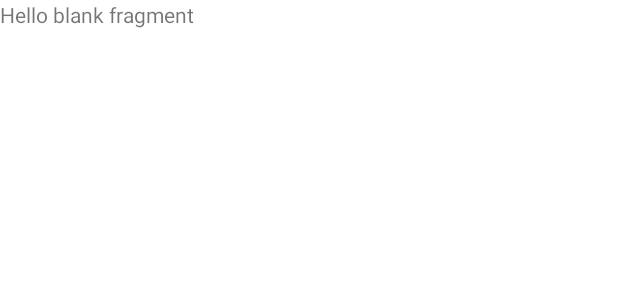
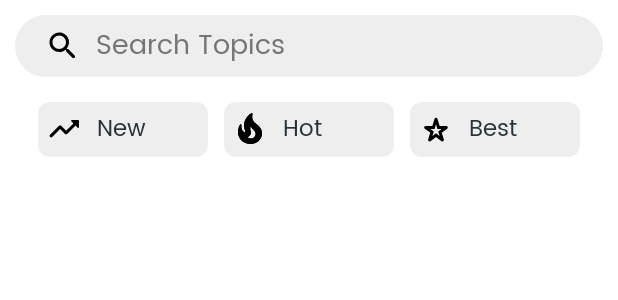
Before and after one commit to PuruPanda1/CovidSmasherAndroidApp, an Android app: the layout fragment_blog.xml on its own in the app's theme, with its tools: preview values and no code run, on a phone screen of 412 x 824 dp. Shown: the top 300 px of the screen. Run offline under Robolectric (Android 15) with nearby library versions, the phone set to English and light mode, and no system bars; network calls fail; Roboto replaces fonts that are not available here.

Commit message:
Title: Started Blog Page Designing
Description: Designed xml layouts for the blog fragment by adding search bar and category options in the page

```diff
--- a/app/src/main/java/com/purupanda/login/news.java
+++ b/app/src/main/java/com/purupanda/login/news.java
@@ -42,6 +42,7 @@ public class news extends AppCompatActivity {
         setContentView(binding.getRoot());
         auth = FirebaseAuth.getInstance();
 
+        getSupportActionBar().hide();
 
         BottomNavigationView navView = findViewById(R.id.nav_view);
         // Passing each menu ID as a set of Ids because each
--- a/app/src/main/java/com/purupanda/login/ui/blog/blogFragment.java
+++ b/app/src/main/java/com/purupanda/login/ui/blog/blogFragment.java
@@ -61,6 +61,7 @@ public class blogFragment extends Fragment {
     public View onCreateView(LayoutInflater inflater, ViewGroup container,
                              Bundle savedInstanceState) {
         // Inflate the layout for this fragment
+
         return inflater.inflate(R.layout.fragment_blog, container, false);
     }
 }
--- a/app/src/main/java/com/purupanda/login/ui/home/HomeFragment.java
+++ b/app/src/main/java/com/purupanda/login/ui/home/HomeFragment.java
@@ -53,7 +53,7 @@ public class HomeFragment extends Fragment {
         newsRV.setLayoutManager(new LinearLayoutManager(getContext()));
         newsRV.setAdapter(newsRVAdapter);
         getNews();
-        newsRVAdapter.notifyDataSetChanged();
+//        newsRVAdapter.notifyDataSetChanged();
         return root;
     }
 
--- /dev/null
+++ b/app/src/main/res/drawable/ic_fire.xml
@@ -0,0 +1,12 @@
+<vector xmlns:android="http://schemas.android.com/apk/res/android"
+    android:width="24dp"
+    android:height="24dp"
+    android:viewportWidth="24"
+    android:viewportHeight="24">
+  <path
+      android:pathData="M19.48,12.35c-1.57,-4.08 -7.16,-4.3 -5.81,-10.23c0.1,-0.44 -0.37,-0.78 -0.75,-0.55C9.29,3.71 6.68,8 8.87,13.62c0.18,0.46 -0.36,0.89 -0.75,0.59c-1.81,-1.37 -2,-3.34 -1.84,-4.75c0.06,-0.52 -0.62,-0.77 -0.91,-0.34C4.69,10.16 4,11.84 4,14.37c0.38,5.6 5.11,7.32 6.81,7.54c2.43,0.31 5.06,-0.14 6.95,-1.87C19.84,18.11 20.6,15.03 19.48,12.35zM10.2,17.38c1.44,-0.35 2.18,-1.39 2.38,-2.31c0.33,-1.43 -0.96,-2.83 -0.09,-5.09c0.33,1.87 3.27,3.04 3.27,5.08C15.84,17.59 13.1,19.76 10.2,17.38z"
+      android:fillColor="#000000"/>
+  <path
+      android:pathData="M19.48,12.35c-1.57,-4.08 -7.16,-4.3 -5.81,-10.23c0.1,-0.44 -0.37,-0.78 -0.75,-0.55C9.29,3.71 6.68,8 8.87,13.62c0.18,0.46 -0.36,0.89 -0.75,0.59c-1.81,-1.37 -2,-3.34 -1.84,-4.75c0.06,-0.52 -0.62,-0.77 -0.91,-0.34C4.69,10.16 4,11.84 4,14.37c0.38,5.6 5.11,7.32 6.81,7.54c2.43,0.31 5.06,-0.14 6.95,-1.87C19.84,18.11 20.6,15.03 19.48,12.35zM10.2,17.38c1.44,-0.35 2.18,-1.39 2.38,-2.31c0.33,-1.43 -0.96,-2.83 -0.09,-5.09c0.33,1.87 3.27,3.04 3.27,5.08C15.84,17.59 13.1,19.76 10.2,17.38z"
+      android:fillColor="#000000"/>
+</vector>
--- /dev/null
+++ b/app/src/main/res/drawable/ic_new.xml
@@ -0,0 +1,9 @@
+<vector xmlns:android="http://schemas.android.com/apk/res/android"
+    android:width="24dp"
+    android:height="24dp"
+    android:viewportWidth="24"
+    android:viewportHeight="24">
+  <path
+      android:pathData="M16.85,6.85l1.44,1.44 -4.88,4.88 -3.29,-3.29c-0.39,-0.39 -1.02,-0.39 -1.41,0l-6,6.01c-0.39,0.39 -0.39,1.02 0,1.41 0.39,0.39 1.02,0.39 1.41,0L9.41,12l3.29,3.29c0.39,0.39 1.02,0.39 1.41,0l5.59,-5.58 1.44,1.44c0.31,0.31 0.85,0.09 0.85,-0.35V6.5c0.01,-0.28 -0.21,-0.5 -0.49,-0.5h-4.29c-0.45,0 -0.67,0.54 -0.36,0.85z"
+      android:fillColor="#000000"/>
+</vector>
--- /dev/null
+++ b/app/src/main/res/drawable/ic_search.xml
@@ -0,0 +1,9 @@
+<vector xmlns:android="http://schemas.android.com/apk/res/android"
+    android:width="24dp"
+    android:height="24dp"
+    android:viewportWidth="24"
+    android:viewportHeight="24">
+  <path
+      android:pathData="M15.5,14h-0.79l-0.28,-0.27c1.2,-1.4 1.82,-3.31 1.48,-5.34 -0.47,-2.78 -2.79,-5 -5.59,-5.34 -4.23,-0.52 -7.79,3.04 -7.27,7.27 0.34,2.8 2.56,5.12 5.34,5.59 2.03,0.34 3.94,-0.28 5.34,-1.48l0.27,0.28v0.79l4.25,4.25c0.41,0.41 1.08,0.41 1.49,0 0.41,-0.41 0.41,-1.08 0,-1.49L15.5,14zM9.5,14C7.01,14 5,11.99 5,9.5S7.01,5 9.5,5 14,7.01 14,9.5 11.99,14 9.5,14z"
+      android:fillColor="#000000"/>
+</vector>
--- /dev/null
+++ b/app/src/main/res/drawable/ic_star.xml
@@ -0,0 +1,9 @@
+<vector xmlns:android="http://schemas.android.com/apk/res/android"
+    android:width="24dp"
+    android:height="24dp"
+    android:viewportWidth="24"
+    android:viewportHeight="24">
+  <path
+      android:pathData="M12,8.89L12.94,12h2.82l-2.27,1.62l0.93,3.01L12,14.79l-2.42,1.84l0.93,-3.01L8.24,12h2.82L12,8.89M9.58,10H5.12c-0.97,0 -1.37,1.25 -0.58,1.81l3.64,2.6l-1.43,4.61c-0.29,0.93 0.79,1.68 1.56,1.09L12,17.31l3.69,2.81c0.77,0.59 1.85,-0.16 1.56,-1.09l-1.43,-4.61l3.64,-2.6c0.79,-0.57 0.39,-1.81 -0.58,-1.81h-4.46l-1.47,-4.84c-0.29,-0.95 -1.63,-0.95 -1.91,0L9.58,10z"
+      android:fillColor="#000000"/>
+</vector>
--- /dev/null
+++ b/app/src/main/res/drawable/rounded_edit_text.xml
@@ -0,0 +1,6 @@
+<?xml version="1.0" encoding="utf-8"?>
+<shape android:shape="rectangle" xmlns:android="http://schemas.android.com/apk/res/android">
+    <corners android:radius="25dp"/>
+    <solid android:color="#EEEEEE"/>
+    <size android:height="30dp"/>
+</shape>
--- /dev/null
+++ b/app/src/main/res/drawable/slider_text_background.xml
@@ -0,0 +1,5 @@
+<?xml version="1.0" encoding="utf-8"?>
+<shape android:shape="rectangle" xmlns:android="http://schemas.android.com/apk/res/android">
+    <corners android:radius="8dp"/>
+    <solid android:color="#EEEEEE"/>
+</shape>
--- a/app/src/main/res/layout/fragment_blog.xml
+++ b/app/src/main/res/layout/fragment_blog.xml
@@ -1,14 +1,97 @@
 <?xml version="1.0" encoding="utf-8"?>
-<FrameLayout xmlns:android="http://schemas.android.com/apk/res/android"
+<androidx.constraintlayout.widget.ConstraintLayout xmlns:android="http://schemas.android.com/apk/res/android"
+    xmlns:app="http://schemas.android.com/apk/res-auto"
     xmlns:tools="http://schemas.android.com/tools"
     android:layout_width="match_parent"
+    android:padding="10dp"
     android:layout_height="match_parent"
-    tools:context=".ui.blog.blogFragment">
+    tools:context=".ui.blog.blogFragment" >
 
-    <!-- TODO: Update blank fragment layout -->
-    <TextView
+    <EditText
+        android:id="@+id/editTextTextPersonName"
         android:layout_width="match_parent"
-        android:layout_height="match_parent"
-        android:text="@string/hello_blank_fragment" />
+        android:layout_height="wrap_content"
+        android:background="@drawable/rounded_edit_text"
+        android:drawableStart="@drawable/ic_search"
+        android:drawablePadding="10dp"
+        android:ems="10"
+        android:fontFamily="@font/poppins"
+        android:gravity="center_vertical"
+        android:hint="Search Topics"
+        android:inputType="textPersonName"
+        android:padding="5dp"
+        android:paddingStart="20dp"
+        android:textColor="#263238"
+        android:textColorHint="#757575"
+        android:textSize="18sp"
+        app:layout_constraintEnd_toEndOf="parent"
+        app:layout_constraintStart_toStartOf="parent"
+        app:layout_constraintTop_toTopOf="parent" />
 
-</FrameLayout>
+    <LinearLayout
+        android:layout_width="match_parent"
+        android:layout_height="wrap_content"
+        android:layout_marginStart="10dp"
+        android:layout_marginTop="11dp"
+        android:layout_marginEnd="10dp"
+        android:orientation="horizontal"
+        android:weightSum="3"
+        app:layout_constraintEnd_toEndOf="parent"
+        app:layout_constraintStart_toStartOf="parent"
+        app:layout_constraintTop_toBottomOf="@+id/editTextTextPersonName">
+
+        <TextView
+            android:id="@+id/newTextView"
+            android:layout_width="0dp"
+            android:layout_height="wrap_content"
+            android:layout_margin="5dp"
+            android:layout_marginTop="3dp"
+            android:layout_weight="1"
+            android:background="@drawable/slider_text_background"
+            android:drawableStart="@drawable/ic_new"
+            android:drawablePadding="10dp"
+            android:textColor="#263238"
+            android:fontFamily="@font/poppins"
+            android:gravity="center_vertical"
+            android:padding="5dp"
+            android:text="New"
+            android:textSize="15sp" />
+
+        <TextView
+            android:id="@+id/hotTexView"
+            android:layout_width="0dp"
+            android:textColor="#263238"
+            android:layout_height="wrap_content"
+            android:layout_margin="5dp"
+            android:layout_marginTop="3dp"
+            android:layout_weight="1"
+            android:background="@drawable/slider_text_background"
+            android:drawableStart="@drawable/ic_fire"
+            android:drawablePadding="10dp"
+            android:fontFamily="@font/poppins"
+            android:gravity="center_vertical"
+            android:padding="5dp"
+            android:text="Hot"
+            android:textSize="15sp" />
+
+        <TextView
+            android:id="@+id/bestTextView"
+            android:layout_width="0dp"
+            android:textColor="#263238"
+            android:layout_height="wrap_content"
+            android:layout_margin="5dp"
+            android:layout_marginTop="3dp"
+            android:layout_weight="1"
+            android:background="@drawable/slider_text_background"
+            android:drawableStart="@drawable/ic_star"
+            android:drawablePadding="10dp"
+            android:fontFamily="@font/poppins"
+            android:gravity="center_vertical"
+            android:padding="5dp"
+            android:text="Best"
+            android:textSize="15sp" />
+
+
+    </LinearLayout>
+
+</androidx.constraintlayout.widget.ConstraintLayout>
--- a/app/src/main/res/layout/fragment_dashboard.xml
+++ b/app/src/main/res/layout/fragment_dashboard.xml
@@ -422,22 +422,4 @@
         app:layout_constraintStart_toStartOf="@+id/imageView13"
         app:layout_constraintTop_toBottomOf="@+id/imageView13" />
 
-    <ImageView
-        android:id="@+id/imageView15"
-        android:layout_width="match_parent"
-        android:layout_height="136dp"
-        android:layout_marginStart="10dp"
-        android:layout_marginTop="24dp"
-        android:layout_marginEnd="10dp"
-        android:adjustViewBounds="true"
-        android:padding="5dp"
-        android:scaleType="fitXY"
-        app:layout_constraintBottom_toBottomOf="parent"
-        app:layout_constraintEnd_toEndOf="parent"
-        app:layout_constraintHorizontal_bias="0.51"
-        app:layout_constraintStart_toStartOf="parent"
-        app:layout_constraintTop_toBottomOf="@+id/textView14"
-        app:layout_constraintVertical_bias="0.003"
-        app:srcCompat="@drawable/home_banner_bottom" />
-
 </androidx.constraintlayout.widget.ConstraintLayout>
```
